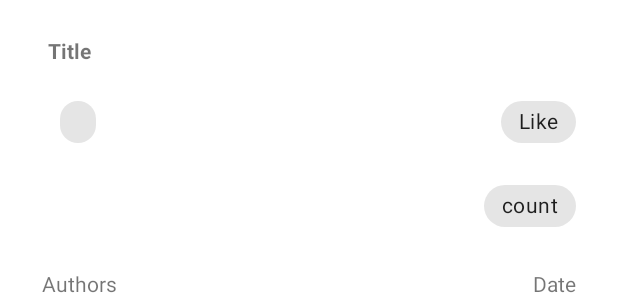
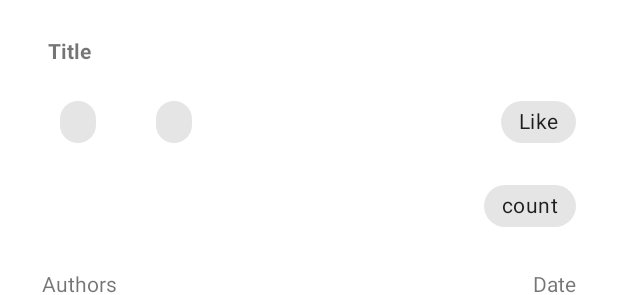
Before and after one commit to NIKOLAUSSATRIA063/NMP_ProjectUTS, an Android app: the layout activity_cerbung_details.xml on its own in the app's theme, with its tools: preview values and no code run, on a phone screen of 412 x 824 dp. Shown: the part 399-694 px from the top of the screen. Run offline under Robolectric (Android 15) with nearby library versions, the phone set to English and light mode, and no system bars.

```diff
--- a/app/src/main/res/layout/activity_cerbung_details.xml
+++ b/app/src/main/res/layout/activity_cerbung_details.xml
@@ -148,6 +148,15 @@
                 app:layout_constraintHorizontal_bias="0.49"
                 app:layout_constraintStart_toStartOf="parent"
                 app:layout_constraintTop_toBottomOf="@+id/recyclerViewDetailsCerbung" />
+
+            <com.google.android.material.chip.Chip
+                android:id="@+id/accessChip"
+                android:layout_width="0dp"
+                android:layout_height="44dp"
+                android:layout_marginStart="16dp"
+                android:layout_marginTop="16dp"
+                app:layout_constraintStart_toEndOf="@+id/genreChip"
+                app:layout_constraintTop_toBottomOf="@+id/titleTxt" />
         </androidx.constraintlayout.widget.ConstraintLayout>
     </ScrollView>
 
```
Also changed, not shown: app/src/main/java/com/example/cerbungapp/CerbungDetails.kt (+13 -0 lines).
